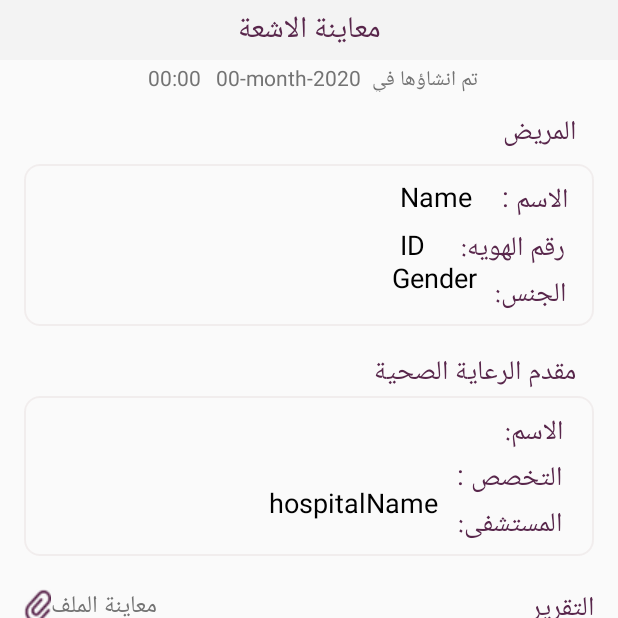
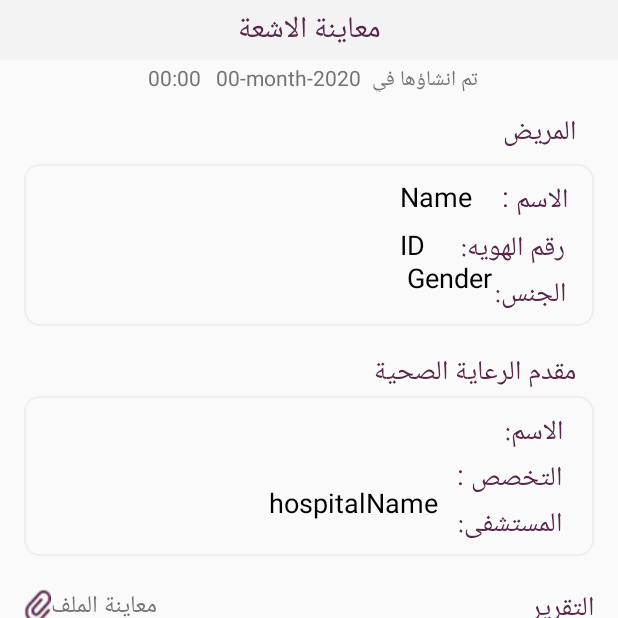
Before and after one commit to noufalmedlej/MyHealthBuddy, an Android app: the ViewXRay screen opened directly, with no data from a screen before it, on a phone screen of 412 x 824 dp, the top half of it. Run offline under Robolectric (Android 15) with nearby library versions, the phone set to English and light mode, and no system bars; our stand-ins replace Firebase (no records; nobody signed in at launch, a user with empty details on screens opened directly); 12 statements that could not run were skipped.

Commit message:
Arabic Views: records,X-Ray,Vital signs

```diff
--- a/app/src/main/res/layout/activity_view_xray.xml
+++ b/app/src/main/res/layout/activity_view_xray.xml
@@ -199,7 +199,7 @@
                         android:id="@+id/gender"
                         android:layout_width="wrap_content"
                         android:layout_height="wrap_content"
-                        android:layout_marginEnd="12dp"
+                        android:layout_marginRight="2dp"
                         android:gravity="right"
                         android:text="Gender"
                         android:textColor="@color/black"
@@ -473,10 +473,8 @@
 
             <Button
                 android:id="@+id/done"
-
                 android:layout_width="300dp"
                 android:layout_height="49dp"
-
                 android:layout_margin="20dp"
                 android:background="@drawable/cancelbutton"
                 android:text="إنهاء"
```
